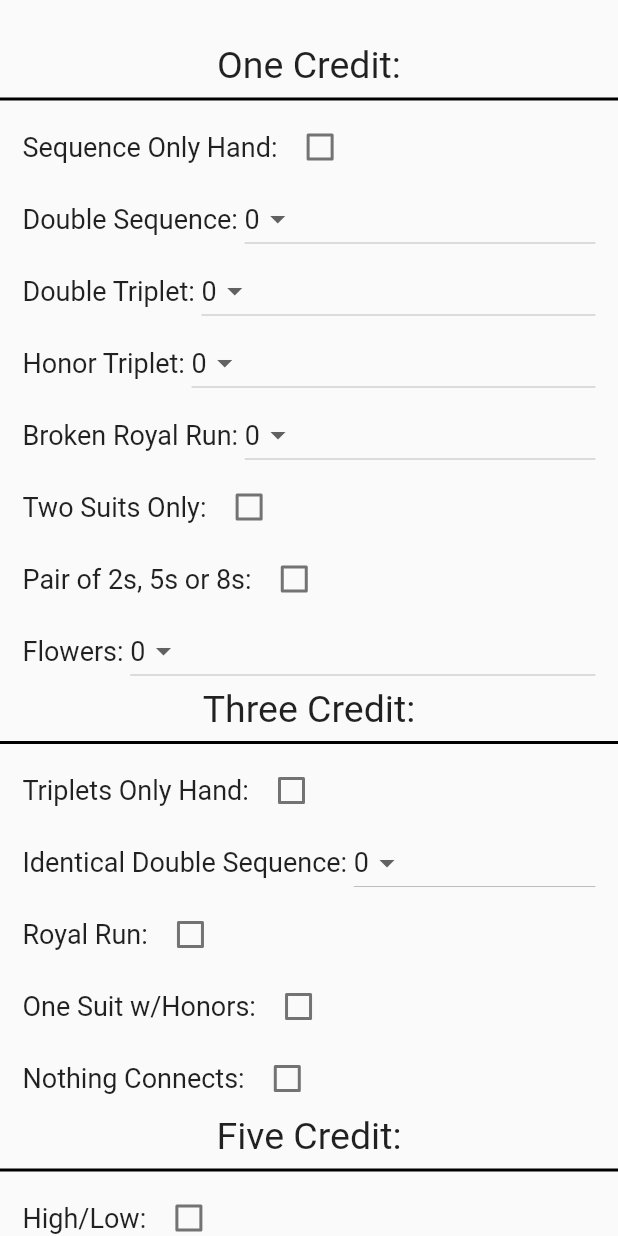
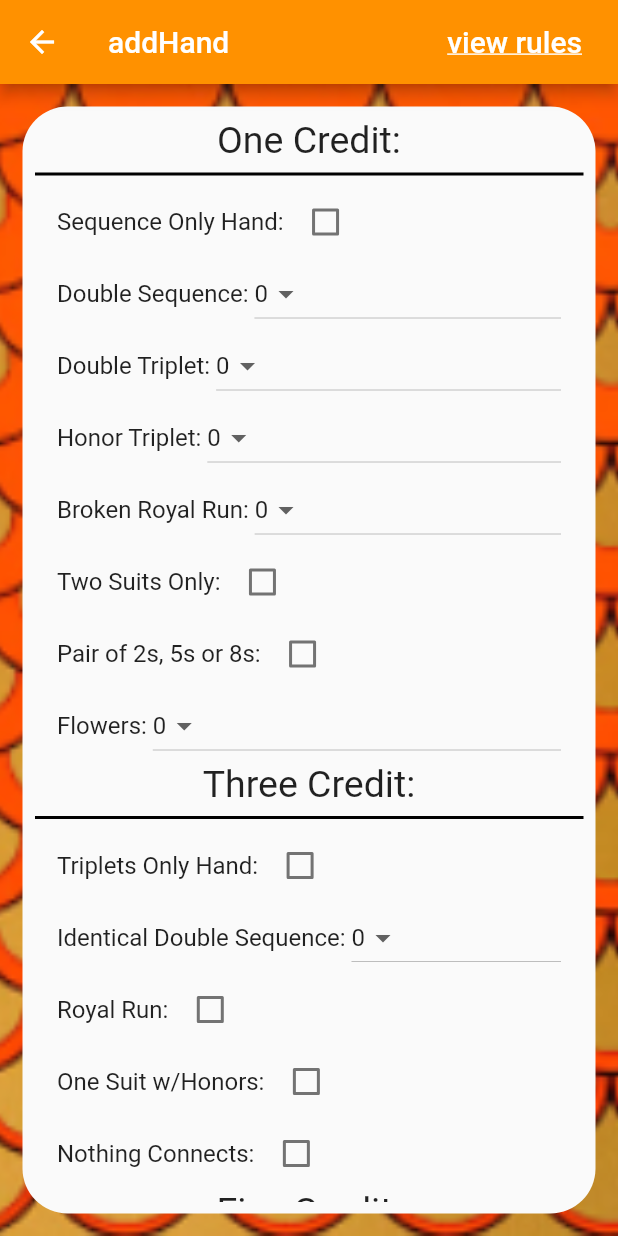
Before and after one commit to Aztal-Samoht/Mhingscore, a Flutter app: the AddHandScreen screen opened directly, on a phone screen of 412 x 824 dp. Run offline on Flutter 3.47's test engine with Material 2 defaults, Android fonts, the light colour scheme and no system bars.

Commit message:
pushing so I can post in the Discord about the AppBar issue

```diff
--- a/mhing_score_card/lib/v0/res/constants.dart
+++ b/mhing_score_card/lib/v0/res/constants.dart
@@ -4,6 +4,8 @@ const Icon kNoScore = Icon(
   Icons.remove,
   color: Colors.red,
 );
+const double kAppBorderRadius = 50;
+const double kAppBorderRadiusSm = 30;
 const TextStyle kRulesTitle = TextStyle(fontSize: 30);
 const TextStyle kRulesSubtitle = TextStyle(fontSize: 20);
 const TextStyle kRulesText = TextStyle(fontSize: 15);
@@ -14,7 +16,7 @@ const Color kBackgroundColor = Colors.black;
 const Color kTitleColor = Color(0xffffa000);
 const Color kButtonTextColor = Color(0xfffbc02d);
 const TextStyle kCellStyle = TextStyle(fontSize: 20);
-const TextStyle kNewHandFormFont = TextStyle(fontSize: 18);
+const TextStyle kNewHandFormFont = TextStyle(fontSize: 16);
 const TextStyle kNewHandFormSectonFont = TextStyle(fontSize: 25);
 const List<dynamic> kEmptyHand = [
   false,
--- a/mhing_score_card/lib/v0/screens/home_screen.dart
+++ b/mhing_score_card/lib/v0/screens/home_screen.dart
@@ -15,7 +15,7 @@ class HomeScreen extends StatelessWidget {
   @override
   Widget build(BuildContext context) {
     return AppBorder(
-      borderRadius: 50,
+      borderRadius: kAppBorderRadius,
       child: Scaffold(
         backgroundColor: Color(0x00ffffff),
         body: Padding(
--- a/mhing_score_card/lib/v0/screens/options_screen.dart
+++ b/mhing_score_card/lib/v0/screens/options_screen.dart
@@ -33,7 +33,7 @@ class OptionsScreen extends StatelessWidget {
     return Consumer<HandListProvider>(builder: (context, HL, child) {
       return SafeArea(
         child: AppBorder(
-          borderRadius: 50,
+          borderRadius: kAppBorderRadius,
           child: Scaffold(
             backgroundColor: kBackgroundColor,
             body: Padding(
--- a/mhing_score_card/lib/v0/screens/rules_screen.dart
+++ b/mhing_score_card/lib/v0/screens/rules_screen.dart
@@ -17,7 +17,7 @@ class RulesScreen extends StatelessWidget {
       backgroundColor: Colors.white,
       body: AppBorder(
         borderRadius: 50,
-        aBackgroundColor: Colors.white,
+        backgroundColor: Colors.white,
         child: Padding(
           padding: const EdgeInsets.symmetric(horizontal: 20),
           child: SingleChildScrollView(
--- a/mhing_score_card/lib/v0/screens/scorecard/new_hand_form/add_hand_screen.dart
+++ b/mhing_score_card/lib/v0/screens/scorecard/new_hand_form/add_hand_screen.dart
@@ -2,6 +2,8 @@ import 'package:flutter/material.dart';
 import 'package:mhing_score_card/v0/providers/temp_hand_provider.dart';
 import 'package:mhing_score_card/v0/res/constants.dart';
 import 'package:mhing_score_card/v0/res/strings.dart';
+import 'package:mhing_score_card/v0/screens/rules_screen.dart';
+import 'package:mhing_score_card/v0/widgets/appearance/app_border.dart';
 import './mhing_form_row.dart';
 import 'package:mhing_score_card/v0/screens/scorecard/scorecard_screen.dart';
 import 'package:mhing_score_card/v0/widgets/appearance/mhing_button.dart';
@@ -19,10 +21,36 @@ class _AddHandScreenState extends State<AddHandScreen> {
   Widget build(BuildContext context) {
     return Consumer<TempHandProvider>(
       builder: (context, tempHand, child) {
-        return SingleChildScrollView(
+        return SafeArea(
+          child: Scaffold(
+            appBar: AppBar(
+              backgroundColor: kAppBarColor,
+              title: Row(
+                mainAxisAlignment: MainAxisAlignment.spaceBetween,
+                children: [
+                  Text('addHand'),
+                  TextButton(
+                    child: Text(
+                      'view rules',
+                      style: TextStyle(
+                        fontSize: 20,
+                        color: Colors.white,
+                        decoration: TextDecoration.underline,
+                      ),
+                    ),
+                    onPressed: () {
+                      Navigator.pushNamed(context, RulesScreen.id);
+                    },
+                  ),
+                ],
+              ),
+            ),
+            body: AppBorder(
+              borderRadius: kAppBorderRadiusSm,
+              backgroundColor: Colors.white,
+              child: SingleChildScrollView(
                 child: Column(
                   children: [
-              Text('', style: kNewHandFormSectonFont),
                     Text('One Credit:', style: kNewHandFormSectonFont),
                     Divider(color: Colors.black, thickness: 2),
                     MhingFormRow<bool>(index: 0, options: []),
@@ -32,7 +60,8 @@ class _AddHandScreenState extends State<AddHandScreen> {
                     MhingFormRow<int>(index: 4, options: [0, 1, 2]),
                     MhingFormRow<bool>(index: 5, options: [true, false]),
                     MhingFormRow<bool>(index: 6, options: [true, false]),
-              MhingFormRow<int>(index: 7, options: [0, 1, 2, 3, 4, 5, 6, 7, 8]),
+                    MhingFormRow<int>(
+                        index: 7, options: [0, 1, 2, 3, 4, 5, 6, 7, 8]),
                     Text('Three Credit:', style: kNewHandFormSectonFont),
                     Divider(color: Colors.black, thickness: 2),
                     MhingFormRow<bool>(index: 8, options: [true, false]),
@@ -70,6 +99,9 @@ class _AddHandScreenState extends State<AddHandScreen> {
                     ),
                   ],
                 ),
+              ),
+            ),
+          ),
         );
       },
     );
--- a/mhing_score_card/lib/v0/screens/scorecard/scorecard_screen.dart
+++ b/mhing_score_card/lib/v0/screens/scorecard/scorecard_screen.dart
@@ -43,8 +43,8 @@ class ScorecardScreen extends StatelessWidget {
             ),
           ),
           body: AppBorder(
-            aBackgroundColor: Colors.white,
-            borderRadius: 20,
+            backgroundColor: Colors.white,
+            borderRadius: kAppBorderRadiusSm,
             child: SizedBox(
               height: double.infinity,
               width: double.infinity,
--- a/mhing_score_card/lib/v0/widgets/appearance/app_border.dart
+++ b/mhing_score_card/lib/v0/widgets/appearance/app_border.dart
@@ -5,11 +5,11 @@ class AppBorder extends StatelessWidget {
   AppBorder(
       {Key? key,
       required this.child,
-      Color? aBackgroundColor,
+      Color? backgroundColor,
       required this.borderRadius})
       : super(key: key) {
     this.backgroundColor =
-        aBackgroundColor == null ? kBackgroundColor : this.backgroundColor;
+        backgroundColor == null ? kBackgroundColor : this.backgroundColor;
   }
 
   final Widget child;
@@ -18,7 +18,9 @@ class AppBorder extends StatelessWidget {
 
   @override
   Widget build(BuildContext context) {
-    return Container(
+    return Scaffold(
+      body: SafeArea(
+        child: Container(
           decoration: BoxDecoration(
             image: DecorationImage(
               image: AssetImage('assets/card_back.png'),
@@ -38,6 +40,8 @@ class AppBorder extends StatelessWidget {
               ),
             ),
           ),
+        ),
+      ),
     );
   }
 }
```
Lines whose indentation alone changed are shown as unchanged.
